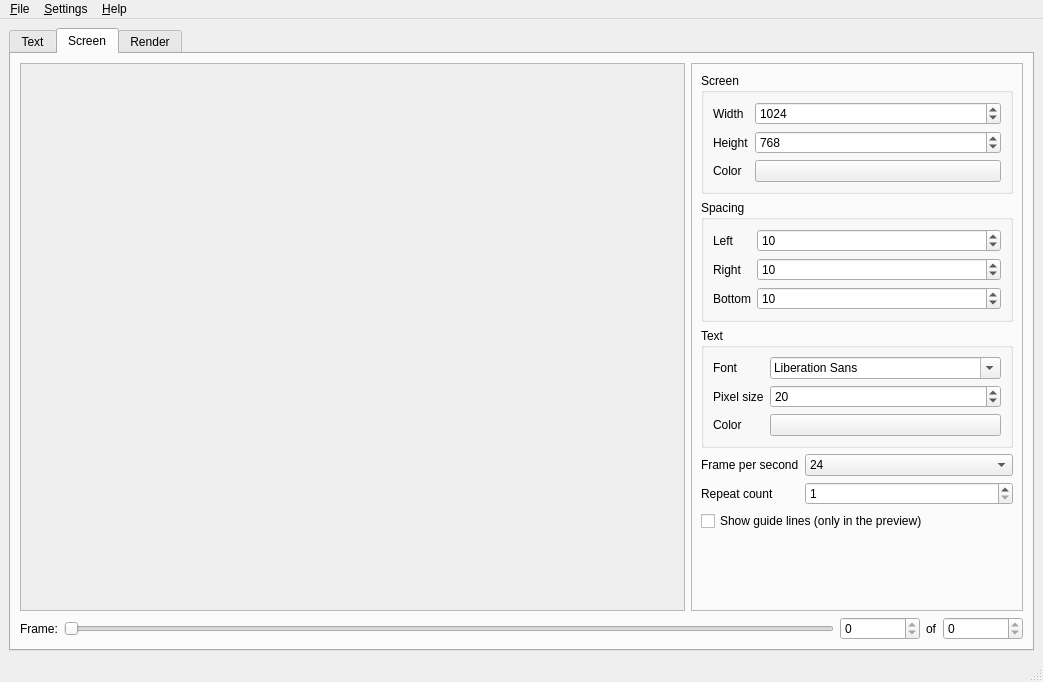
Old version of the form src/cmainwindow.ui in the repository AlekseyDurachenko/creepinglinecreator.
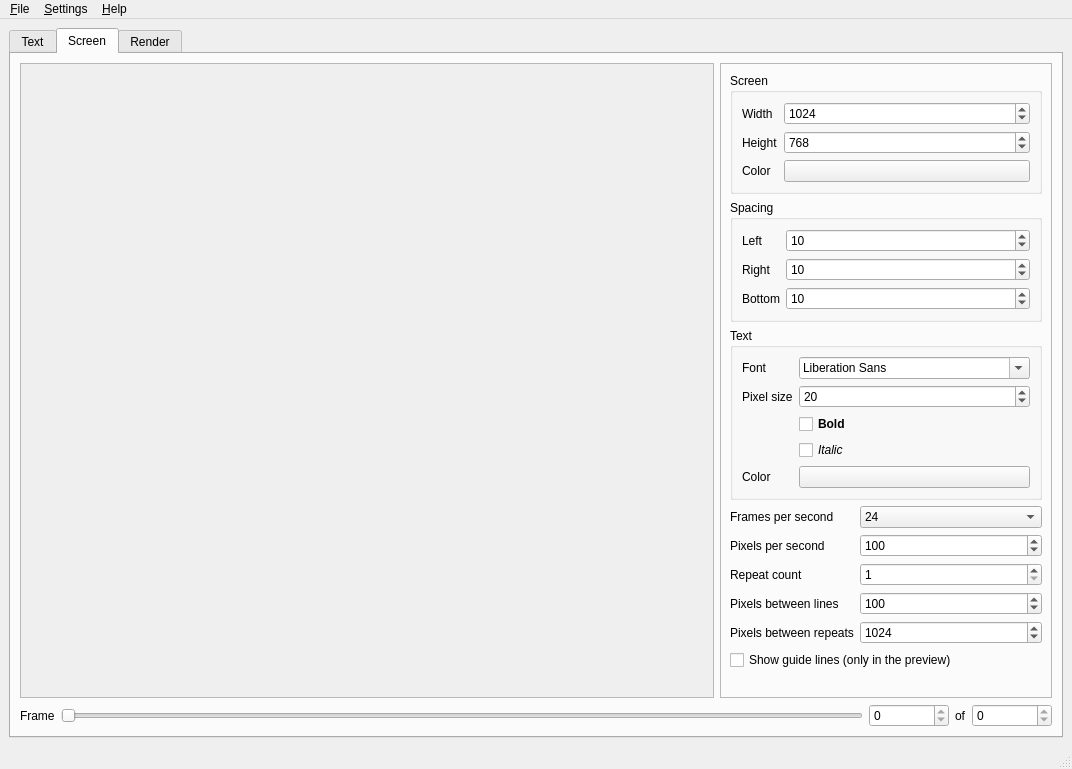
New version of the form. The open tabs and pages were chosen to show the change. Icons and pictures are not drawn.

```diff
--- a/src/cmainwindow.ui
+++ b/src/cmainwindow.ui
@@ -6,8 +6,8 @@
    <rect>
     <x>0</x>
     <y>0</y>
-    <width>1043</width>
-    <height>682</height>
+    <width>1072</width>
+    <height>769</height>
    </rect>
   </property>
   <property name="windowTitle">
@@ -123,8 +123,8 @@
               <rect>
                <x>0</x>
                <y>0</y>
-               <width>721</width>
-               <height>544</height>
+               <width>752</width>
+               <height>633</height>
               </rect>
              </property>
             </widget>
@@ -319,27 +319,52 @@
                   </property>
                  </widget>
                 </item>
-                <item row="2" column="0">
+                <item row="4" column="0">
                  <widget class="QLabel" name="label_screenTextColor">
                   <property name="text">
                    <string>Color</string>
                   </property>
                  </widget>
                 </item>
-                <item row="2" column="1">
+                <item row="4" column="1">
                  <widget class="QPushButton" name="pushButton_screenTextColor">
                   <property name="text">
                    <string/>
                   </property>
                  </widget>
                 </item>
+                <item row="2" column="1">
+                 <widget class="QCheckBox" name="checkBox_screenTextBold">
+                  <property name="font">
+                   <font>
+                    <weight>75</weight>
+                    <bold>true</bold>
+                   </font>
+                  </property>
+                  <property name="text">
+                   <string>Bold</string>
+                  </property>
+                 </widget>
+                </item>
+                <item row="3" column="1">
+                 <widget class="QCheckBox" name="checkBox_screenTextItalic">
+                  <property name="font">
+                   <font>
+                    <italic>true</italic>
+                   </font>
+                  </property>
+                  <property name="text">
+                   <string>Italic</string>
+                  </property>
+                 </widget>
+                </item>
                </layout>
               </widget>
              </item>
              <item>
               <layout class="QGridLayout" name="gridLayout_4">
-               <item row="1" column="1">
-                <widget class="QSpinBox" name="spinBox">
+               <item row="2" column="1">
+                <widget class="QSpinBox" name="spinBox_repeatCount">
                  <property name="minimum">
                   <number>1</number>
                  </property>
@@ -348,21 +373,48 @@
                  </property>
                 </widget>
                </item>
-               <item row="0" column="0">
-                <widget class="QLabel" name="label">
-                 <property name="sizePolicy">
-                  <sizepolicy hsizetype="Maximum" vsizetype="Preferred">
-                   <horstretch>0</horstretch>
-                   <verstretch>0</verstretch>
-                  </sizepolicy>
+               <item row="3" column="0">
+                <widget class="QLabel" name="label_pixelsBetweenLines">
+                 <property name="text">
+                  <string>Pixels between lines</string>
                  </property>
+                </widget>
+               </item>
+               <item row="4" column="1">
+                <widget class="QSpinBox" name="spinBox_pixelsBetweenRepeats">
+                 <property name="minimum">
+                  <number>0</number>
+                 </property>
+                 <property name="maximum">
+                  <number>9999</number>
+                 </property>
+                 <property name="value">
+                  <number>1024</number>
+                 </property>
+                </widget>
+               </item>
+               <item row="4" column="0">
+                <widget class="QLabel" name="label_pixelsBetweenRepeats">
                  <property name="text">
-                  <string>Frame per second</string>
+                  <string>Pixels between repeats</string>
                  </property>
                 </widget>
                </item>
-               <item row="1" column="0">
-                <widget class="QLabel" name="label_2">
+               <item row="3" column="1">
+                <widget class="QSpinBox" name="spinBox_pixelsBetweenLines">
+                 <property name="minimum">
+                  <number>0</number>
+                 </property>
+                 <property name="maximum">
+                  <number>9999</number>
+                 </property>
+                 <property name="value">
+                  <number>100</number>
+                 </property>
+                </widget>
+               </item>
+               <item row="2" column="0">
+                <widget class="QLabel" name="label_repeatCount">
                  <property name="text">
                   <string>Repeat count</string>
                  </property>
@@ -402,6 +454,45 @@
                  </item>
                 </widget>
                </item>
+               <item row="0" column="0">
+                <widget class="QLabel" name="label_framesPerSecond">
+                 <property name="sizePolicy">
+                  <sizepolicy hsizetype="Maximum" vsizetype="Preferred">
+                   <horstretch>0</horstretch>
+                   <verstretch>0</verstretch>
+                  </sizepolicy>
+                 </property>
+                 <property name="text">
+                  <string>Frames per second</string>
+                 </property>
+                </widget>
+               </item>
+               <item row="1" column="0">
+                <widget class="QLabel" name="label_pixelsPerSecond">
+                 <property name="sizePolicy">
+                  <sizepolicy hsizetype="Maximum" vsizetype="Preferred">
+                   <horstretch>0</horstretch>
+                   <verstretch>0</verstretch>
+                  </sizepolicy>
+                 </property>
+                 <property name="text">
+                  <string>Pixels per second</string>
+                 </property>
+                </widget>
+               </item>
+               <item row="1" column="1">
+                <widget class="QSpinBox" name="spinBox_pixelsPerSecond">
+                 <property name="minimum">
+                  <number>1</number>
+                 </property>
+                 <property name="maximum">
+                  <number>9999</number>
+                 </property>
+                 <property name="value">
+                  <number>100</number>
+                 </property>
+                </widget>
+               </item>
               </layout>
              </item>
              <item>
@@ -434,7 +525,7 @@
           <item>
            <widget class="QLabel" name="label_frameNumber">
             <property name="text">
-             <string>Frame:</string>
+             <string>Frame</string>
             </property>
            </widget>
           </item>
@@ -511,8 +602,8 @@
     <rect>
      <x>0</x>
      <y>0</y>
-     <width>1043</width>
-     <height>20</height>
+     <width>1072</width>
+     <height>24</height>
     </rect>
    </property>
    <widget class="QMenu" name="menu_File">
```
Left out of the diff: 67 changed lines with no effect on the pictures.
